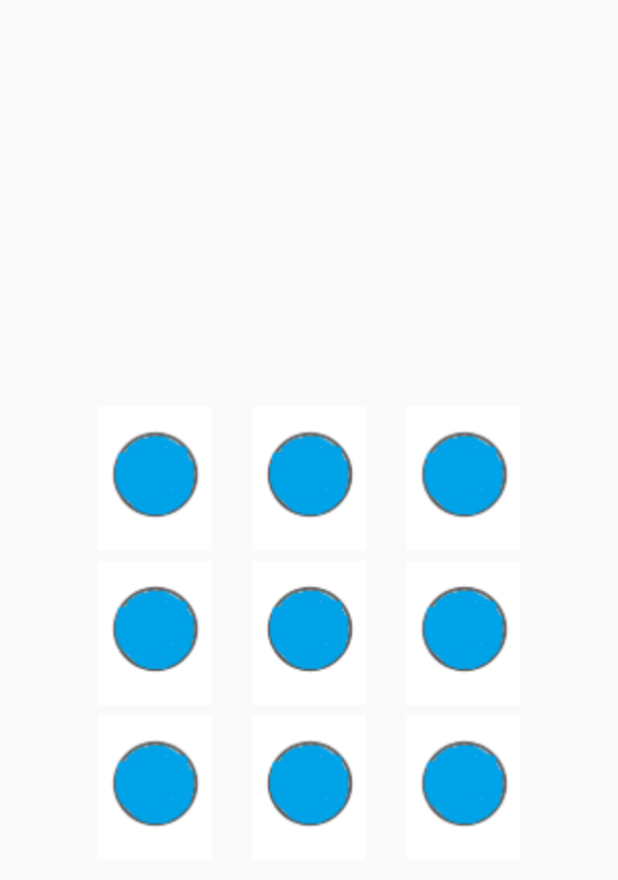
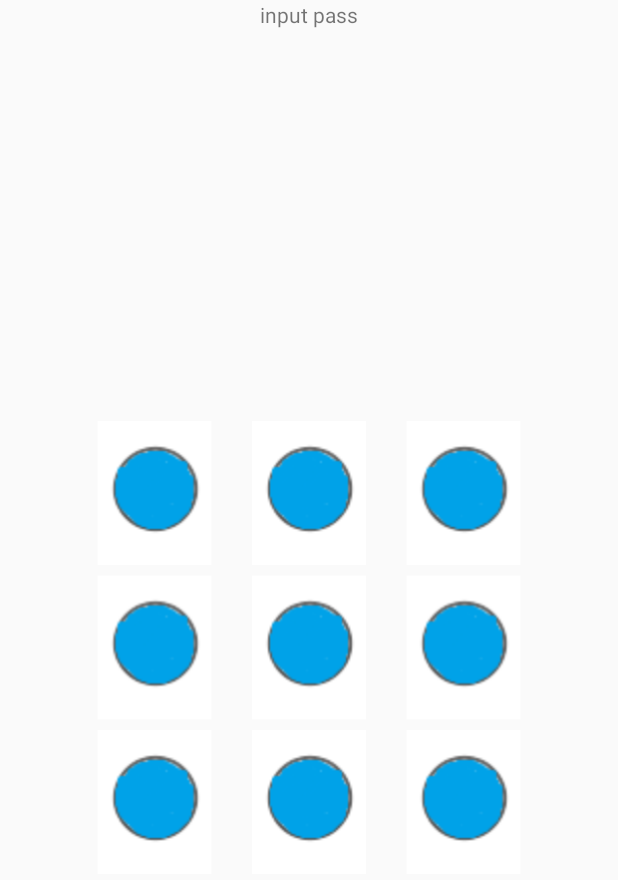
Before and after one commit to AndroidStudyWXB/LockPatterView, an Android app: the screen it shows after launch (MainActivity), on a phone screen of 412 x 824 dp. Shown: the top 880 px of the screen. Run offline under Robolectric (Android 15) with nearby library versions, the phone set to English and light mode, and no system bars.

```diff
--- a/app/src/main/java/com/study/lockpatternview/MainActivity.java
+++ b/app/src/main/java/com/study/lockpatternview/MainActivity.java
@@ -1,11 +1,17 @@
 package com.study.lockpatternview;
 
+import com.study.lockpatternview.LockPatterView.OnPatterChangeLister;
 import android.app.Activity;
 import android.os.Bundle;
+import android.text.TextUtils;
+import android.widget.TextView;
+import android.widget.Toast;
 
-public class MainActivity extends Activity {
+public class MainActivity extends Activity implements OnPatterChangeLister {
 
     LockPatterView lock;
+    TextView text;
+    String p = "13789";
 
     @Override
     protected void onCreate(Bundle savedInstanceState) {
@@ -13,5 +19,29 @@ public class MainActivity extends Activity {
         setContentView(R.layout.activity_main);
 
         lock = (LockPatterView) findViewById(R.id.lock_view);
+        text = (TextView) findViewById(R.id.text);
+
+        lock.SetOnPatterChangeLister(this);
+    }
+
+    @Override
+    public void onPatterChange(String passwordStr) {
+        if(!TextUtils.isEmpty(passwordStr)) {
+            if(passwordStr.equals(p)) {
+                text.setText(passwordStr);
+            } else {
+                text.setText("pass error");
+                lock.errorPoint();
+            }
+        } else {
+            Toast.makeText(MainActivity.this, "at least 4 points", Toast.LENGTH_LONG).show();
+        }
+    }
+
+    @Override
+    public void onPatterStart(boolean isStart) {
+        if(isStart) {
+            text.setText("please draw picture");
+        }
     }
 }
--- a/app/src/main/res/layout/activity_main.xml
+++ b/app/src/main/res/layout/activity_main.xml
@@ -2,7 +2,16 @@
 <LinearLayout
     xmlns:android="http://schemas.android.com/apk/res/android"
     android:layout_width="wrap_content"
-    android:layout_height="match_parent">
+    android:layout_height="match_parent"
+    android:orientation="vertical">
+
+    <TextView
+        android:id="@+id/text"
+        android:layout_width="match_parent"
+        android:layout_height="wrap_content"
+        android:gravity="center"
+        android:text="input pass"
+        />
 
     <com.study.lockpatternview.LockPatterView
         android:id="@+id/lock_view"
```
Also changed, not shown: app/src/main/java/com/study/lockpatternview/LockPatterView.java (+87 -3 lines).
